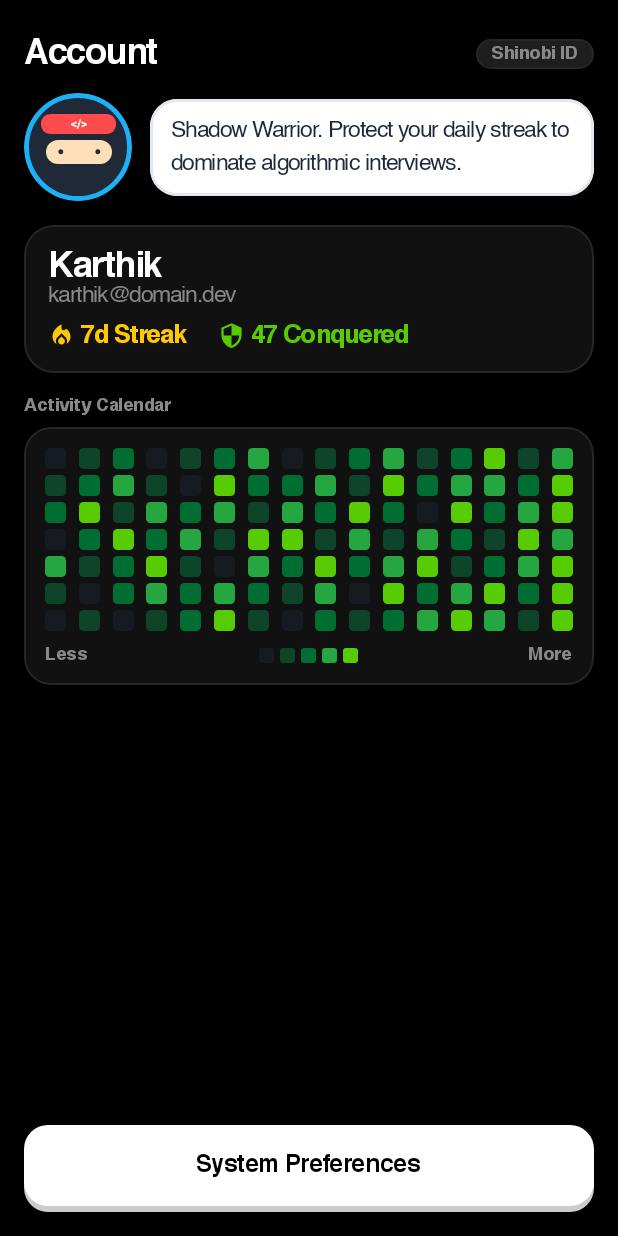
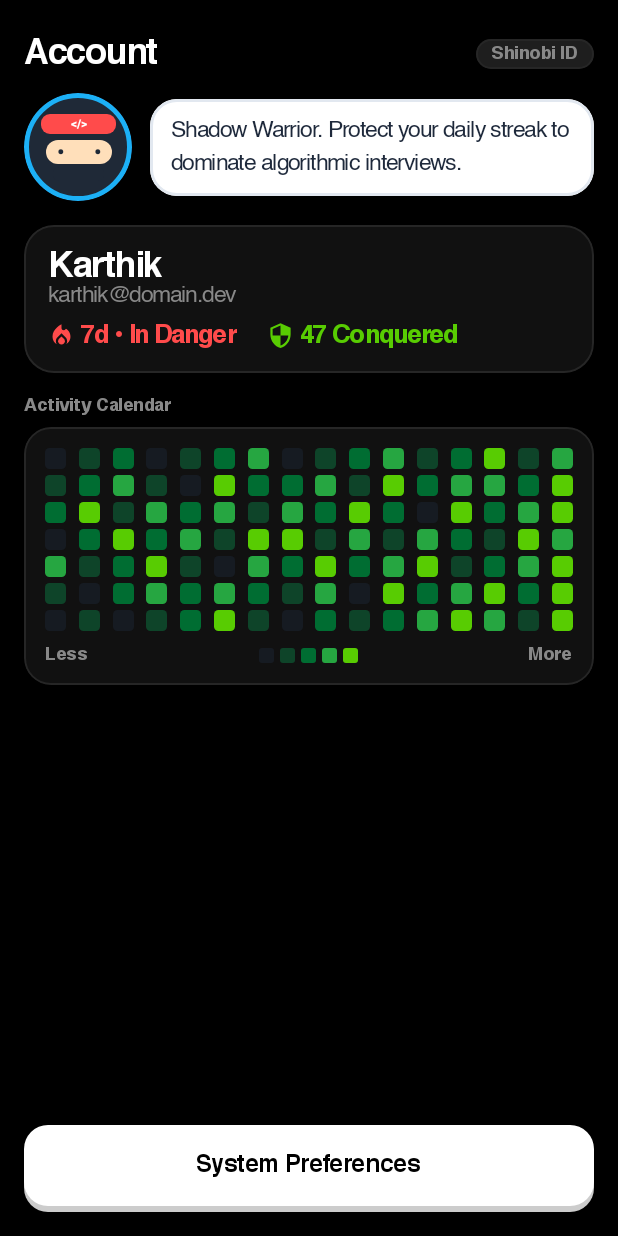
Before and after one commit to krazykarthik2/leetlingo, an Android app built with Jetpack Compose: the composable AccountScreen shown on its own in the app's theme, on a phone screen of 412 x 824 dp. Run offline under Robolectric (Android 15) with nearby library versions, the phone set to English and light mode, and no system bars.

Commit message:
feat: streak shows In Danger until user completes a full Reel L2 win, Attack Gap, or Ascend pattern

```diff
--- a/app/src/main/java/com/leetlingo/app/ui/screens/AccountScreen.kt
+++ b/app/src/main/java/com/leetlingo/app/ui/screens/AccountScreen.kt
@@ -22,6 +22,8 @@ import com.leetlingo.app.ui.theme.*
 
 @Composable
 fun AccountScreen(
+    streakCount: Int = 7,
+    streakActiveToday: Boolean = false,
     onOpenSettings: () -> Unit
 ) {
     var showSettings by remember { mutableStateOf(false) }
@@ -86,14 +88,19 @@ fun AccountScreen(
                         verticalAlignment = Alignment.CenterVertically
                     ) {
                         Row(verticalAlignment = Alignment.CenterVertically) {
+                            val streakColor = if (streakActiveToday) VaultYellow else ReflectRed
                             Icon(
                                 imageVector = Icons.Filled.LocalFireDepartment,
                                 contentDescription = "Streak",
-                                tint = VaultYellow,
+                                tint = streakColor,
                                 modifier = Modifier.size(18.dp)
                             )
                             Spacer(modifier = Modifier.width(4.dp))
-                            Text("7d Streak", color = VaultYellow, style = HelveticaSubtitle)
+                            Text(
+                                text = if (streakActiveToday) "${streakCount}d Streak" else "${streakCount}d • In Danger",
+                                color = streakColor,
+                                style = HelveticaSubtitle
+                            )
                         }
                         Row(verticalAlignment = Alignment.CenterVertically) {
                             Icon(
--- a/app/src/main/java/com/leetlingo/app/ui/screens/ReflectScreen.kt
+++ b/app/src/main/java/com/leetlingo/app/ui/screens/ReflectScreen.kt
@@ -128,6 +128,7 @@ fun ReflectScreen(
                 val prev = patchedBoosts[activeTopic.name] ?: 0
                 patchedBoosts = patchedBoosts + (activeTopic.name to (prev + 12))
                 currentPhase = GapAttackPhase.OVERVIEW
+                onAttackBleed(activeTopic.name)
             },
             onClose = { currentPhase = GapAttackPhase.OVERVIEW }
         )
```
Also changed, not shown: app/src/main/java/com/leetlingo/app/ui/screens/LeetLingoMainScreen.kt (+20 -2 lines), app/src/main/java/com/leetlingo/app/ui/screens/ReelFeedScreen.kt (+9 -2 lines).
